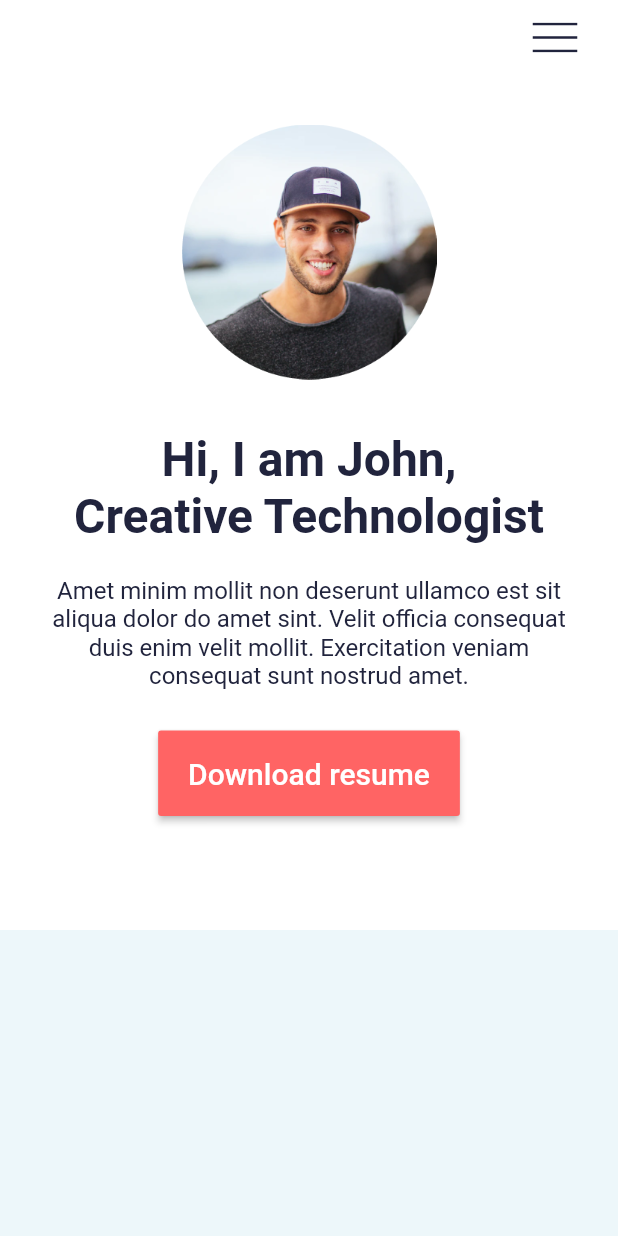
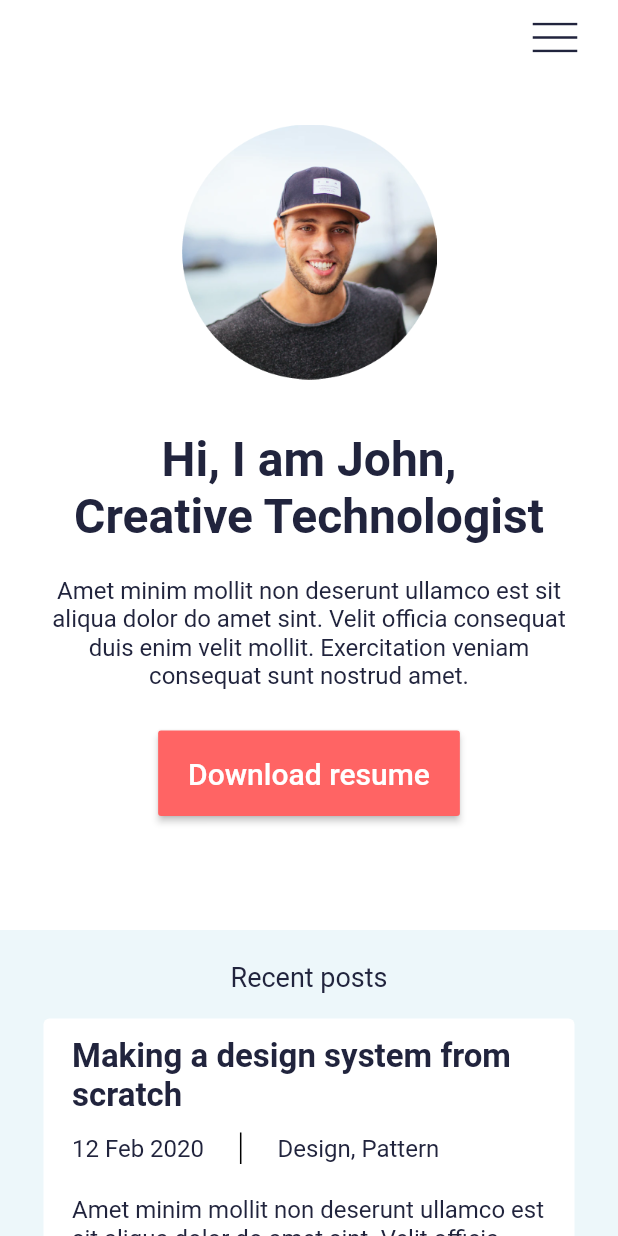
Before and after one commit to Donaboyev/flutter_responsive_portfolio_ui, a Flutter app: the screen it shows after launch, on a phone screen of 412 x 824 dp. Run offline on Flutter 3.47's test engine with Material 2 defaults, Android fonts, the phone set to English and light mode, and no system bars; our stand-ins replace flutter_svg, google_fonts; Roboto replaces fonts that are missing (Heebo).

Commit message:
recent posts mobile design is almost ready

```diff
--- a/lib/constants.dart
+++ b/lib/constants.dart
@@ -30,6 +30,7 @@ const String textDate = '12 Feb 2020';
 const String textPostTopic1 = 'Design, Pattern';
 const String textPostTopic2 = 'Figma, Icon Design';
 const String textPostDescription = 'Amet minim mollit non deserunt ullamco est sit aliqua dolor do amet sint. Velit officia consequat duis enim velit mollit. Exercitation veniam consequat sunt nostrud amet.';
+const String textViewAll = 'View all';
 
 /// App assets
 const String assetsManImage = 'assets/images/png/man_image.png';
--- a/lib/core/theme.dart
+++ b/lib/core/theme.dart
@@ -44,6 +44,14 @@ class AppStyles {
     ),
   );
 
+  static TextStyle styRecentItemTitleMobile = GoogleFonts.heebo(
+    textStyle: const TextStyle(
+      fontSize: 22,
+      fontWeight: FontWeight.w700,
+      color: clrDarkBlack,
+    ),
+  );
+
   static TextStyle styBlueTextButton = GoogleFonts.heebo(
     textStyle: const TextStyle(
       fontSize: 16,
--- a/lib/main.dart
+++ b/lib/main.dart
@@ -25,7 +25,6 @@ class MyApp extends StatelessWidget {
               bodyText2: const TextStyle(color: bodyTextColor),
             ),
       ),
-
       home: const HomeScreen(),
     );
   }
--- a/lib/screens/widgets/w_home_desktop.dart
+++ b/lib/screens/widgets/w_home_desktop.dart
@@ -127,7 +127,7 @@ class WHomeDesktop extends StatelessWidget {
                     TextButton(
                       onPressed: () {},
                       child: Text(
-                        'View all',
+                        textViewAll,
                         style: AppStyles.styBlueTextButton,
                       ),
                     ),
--- a/lib/screens/widgets/w_home_mobile.dart
+++ b/lib/screens/widgets/w_home_mobile.dart
@@ -3,6 +3,7 @@ import 'package:google_fonts/google_fonts.dart';
 
 import '../../constants.dart';
 import '../../core/theme.dart';
+import 'w_recent_post_item_mobile.dart';
 
 class WHomeMobile extends StatelessWidget {
   const WHomeMobile({Key? key}) : super(key: key);
@@ -71,6 +72,38 @@ class WHomeMobile extends StatelessWidget {
             ],
           ),
         ),
+        SizedBox(
+          height: 679,
+          child: Padding(
+            padding: const EdgeInsets.symmetric(vertical: 21, horizontal: 10),
+            child: Column(
+              children: [
+                Text(
+                  textRecentPosts,
+                  style: AppStyles.styRecentItemDate,
+                ),
+                const SizedBox(height: 17),
+                const WRecentPostItemMobile(
+                  title: textPostTitle1,
+                  topic: textPostTopic1,
+                ),
+                const SizedBox(height: 17),
+                const WRecentPostItemMobile(
+                  title: textPostTitle2,
+                  topic: textPostTopic2,
+                ),
+                const SizedBox(height: 17),
+                TextButton(
+                  onPressed: () {},
+                  child: Text(
+                    textViewAll,
+                    style: AppStyles.styBlueTextButton,
+                  ),
+                ),
+              ],
+            ),
+          ),
+        )
       ],
     );
   }
--- /dev/null
+++ b/lib/screens/widgets/w_recent_post_item_mobile.dart
@@ -0,0 +1,63 @@
+import 'package:flutter/material.dart';
+
+import '../../constants.dart';
+import '../../core/theme.dart';
+
+class WRecentPostItemMobile extends StatelessWidget {
+  final String title;
+  final String topic;
+
+  const WRecentPostItemMobile({
+    Key? key,
+    required this.title,
+    required this.topic,
+  }) : super(key: key);
+
+  @override
+  Widget build(BuildContext context) {
+    return Container(
+      height: 266,
+      width: 354,
+      decoration: BoxDecoration(
+        borderRadius: BorderRadius.circular(4),
+        color: clrWhite,
+      ),
+      child: Padding(
+        padding: const EdgeInsets.symmetric(vertical: 12,horizontal: 19),
+        child: Column(
+          children: [
+            Text(
+              title,
+              style: AppStyles.styRecentItemTitleMobile,
+            ),
+            const SizedBox(height: 12),
+            Row(
+              children: [
+                Text(
+                  textDate,
+                  style: AppStyles.styAboutMe,
+                ),
+                const SizedBox(width: 24),
+                Container(
+                  width: 1,
+                  height: 21,
+                  decoration: const BoxDecoration(color: clrBlack),
+                ),
+                const SizedBox(width: 24),
+                Text(
+                  topic,
+                  style: AppStyles.styAboutMe,
+                ),
+              ],
+            ),
+            const SizedBox(height: 21),
+            Text(
+              textPostDescription,
+              style: AppStyles.styAboutMe,
+            ),
+          ],
+        ),
+      ),
+    );
+  }
+}
```
